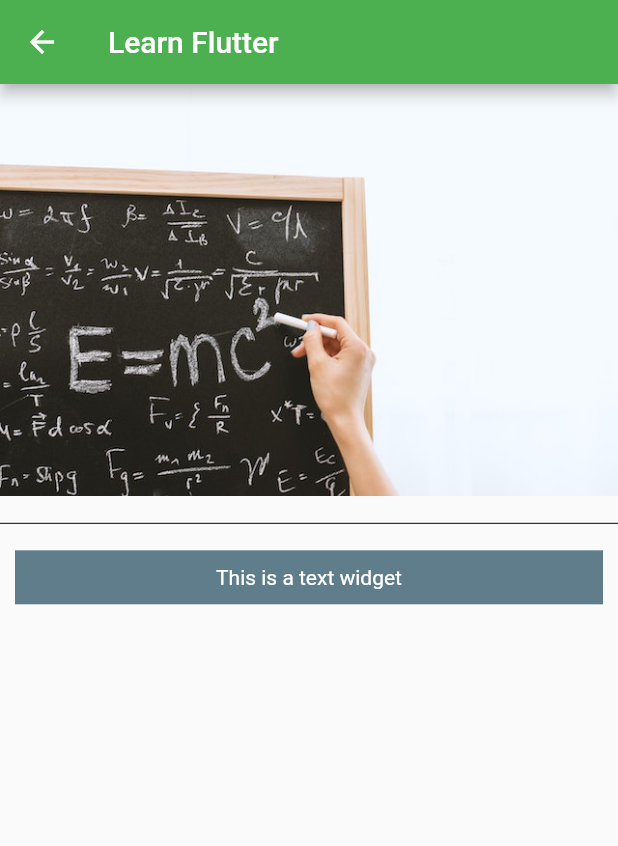
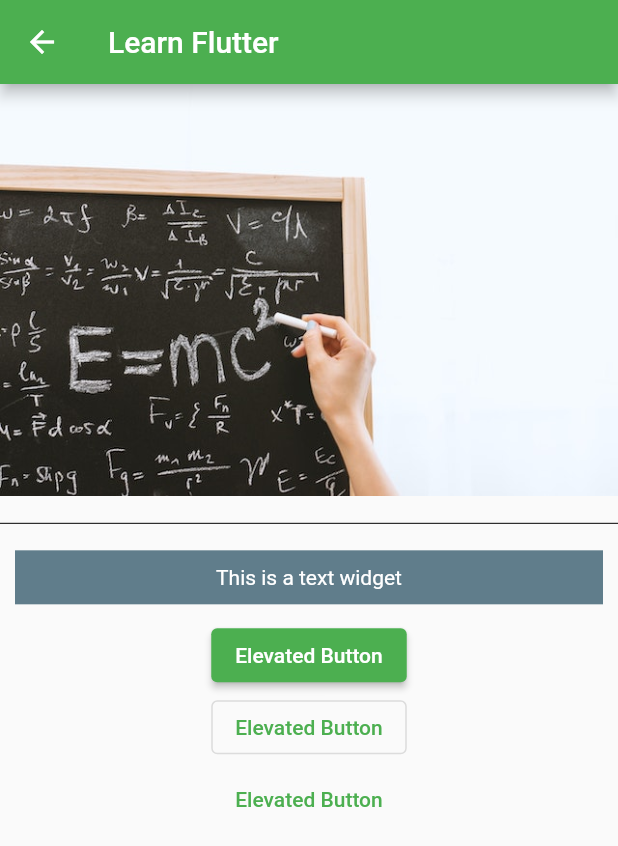
Before and after one commit to hammadbinsajjad/fluttermapp_tutorial, a Flutter app: the LearnFlutterPage screen opened directly, on a phone screen of 412 x 824 dp. Shown: the top 846 px of the screen. Run offline on Flutter 3.47's test engine with Material 2 defaults, Android fonts, the light colour scheme and no system bars.

Commit message:
Used multiple button widgets

```diff
--- a/lib/learn_flutter_page.dart
+++ b/lib/learn_flutter_page.dart
@@ -38,7 +38,25 @@ class _LearnFlutterPageState extends State<LearnFlutterPage> {
               style: TextStyle(color: Colors.white),
             ),
           ),
-        )
+        ),
+        ElevatedButton(
+          onPressed: () {
+            debugPrint("Elevated Button Clicked of Learn Flutter Page");
+          },
+          child: const Text("Elevated Button"),
+        ),
+        OutlinedButton(
+          onPressed: () {
+            debugPrint("Elevated Button Clicked of Learn Flutter Page");
+          },
+          child: const Text("Elevated Button"),
+        ),
+        TextButton(
+          onPressed: () {
+            debugPrint("Elevated Button Clicked of Learn Flutter Page");
+          },
+          child: const Text("Elevated Button"),
+        ),
       ]),
     );
   }
```
